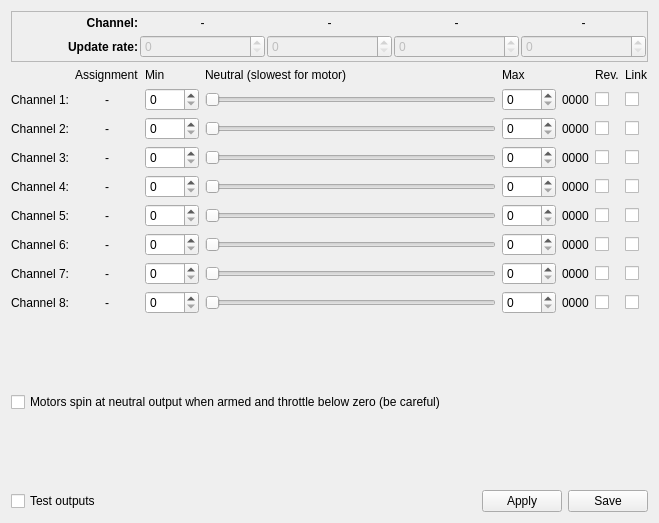
This is ground/openpilotgcs/src/plugins/config/output.ui in openpilot/OpenPilot as Qt 5 draws it before an edit. The edited form follows.
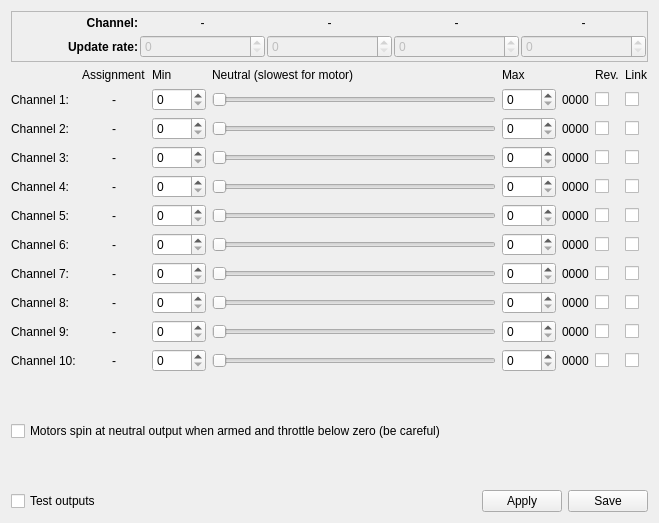
This is the edited form. Icons and pictures are not drawn.

Commit message: Make the UI support 10 output channels

Diff of the .ui file:
```diff
--- a/ground/openpilotgcs/src/plugins/config/output.ui
+++ b/ground/openpilotgcs/src/plugins/config/output.ui
@@ -970,6 +970,172 @@
        </property>
       </widget>
      </item>
+     <item row="9" column="0">
+      <widget class="QLabel" name="actuator8Label">
+       <property name="text">
+        <string>Channel 9:</string>
+       </property>
+      </widget>
+     </item>
+     <item row="10" column="0">
+      <widget class="QLabel" name="actuator9Label">
+       <property name="text">
+        <string>Channel 10:</string>
+       </property>
+      </widget>
+     </item>
+     <item row="9" column="1">
+      <widget class="QLabel" name="ch8Output">
+       <property name="font">
+        <font>
+         <pointsize>9</pointsize>
+        </font>
+       </property>
+       <property name="text">
+        <string>-</string>
+       </property>
+       <property name="alignment">
+        <set>Qt::AlignCenter</set>
+       </property>
+      </widget>
+     </item>
+     <item row="10" column="1">
+      <widget class="QLabel" name="ch9Output">
+       <property name="font">
+        <font>
+         <pointsize>9</pointsize>
+        </font>
+       </property>
+       <property name="text">
+        <string>-</string>
+       </property>
+       <property name="alignment">
+        <set>Qt::AlignCenter</set>
+       </property>
+      </widget>
+     </item>
+     <item row="9" column="2">
+      <widget class="QSpinBox" name="ch8OutMin">
+       <property name="maximum">
+        <number>9999</number>
+       </property>
+      </widget>
+     </item>
+     <item row="10" column="2">
+      <widget class="QSpinBox" name="ch9OutMin">
+       <property name="maximum">
+        <number>9999</number>
+       </property>
+      </widget>
+     </item>
+     <item row="9" column="3">
+      <widget class="QSlider" name="ch8OutSlider">
+       <property name="maximum">
+        <number>9999</number>
+       </property>
+       <property name="orientation">
+        <enum>Qt::Horizontal</enum>
+       </property>
+      </widget>
+     </item>
+     <item row="10" column="3">
+      <widget class="QSlider" name="ch9OutSlider">
+       <property name="maximum">
+        <number>9999</number>
+       </property>
+       <property name="orientation">
+        <enum>Qt::Horizontal</enum>
+       </property>
+      </widget>
+     </item>
+     <item row="9" column="4">
+      <widget class="QSpinBox" name="ch8OutMax">
+       <property name="maximum">
+        <number>9999</number>
+       </property>
+      </widget>
+     </item>
+     <item row="10" column="4">
+      <widget class="QSpinBox" name="ch9OutMax">
+       <property name="maximum">
+        <number>9999</number>
+       </property>
+      </widget>
+     </item>
+     <item row="9" column="5">
+      <widget class="QLabel" name="ch8OutValue">
+       <property name="text">
+        <string>0000</string>
+       </property>
+      </widget>
+     </item>
+     <item row="10" column="5">
+      <widget class="QLabel" name="ch9OutValue">
+       <property name="text">
+        <string>0000</string>
+       </property>
+      </widget>
+     </item>
+     <item row="9" column="6">
+      <widget class="QCheckBox" name="ch8Rev">
+       <property name="font">
+        <font>
+         <family>FreeSans</family>
+         <pointsize>8</pointsize>
+        </font>
+       </property>
+       <property name="toolTip">
+        <string>&lt;!DOCTYPE HTML PUBLIC &quot;-//W3C//DTD HTML 4.0//EN&quot; &quot;http://www.w3.org/TR/REC-html40/strict.dtd&quot;&gt;
+&lt;html&gt;&lt;head&gt;&lt;meta name=&quot;qrichtext&quot; content=&quot;1&quot; /&gt;&lt;style type=&quot;text/css&quot;&gt;
+p, li { white-space: pre-wrap; }
+&lt;/style&gt;&lt;/head&gt;&lt;body style=&quot; font-family:'FreeSans'; font-size:8pt; font-weight:400; font-style:normal;&quot;&gt;
+&lt;p style=&quot; margin-top:0px; margin-bottom:0px; margin-left:0px; margin-right:0px; -qt-block-indent:0; text-indent:0px;&quot;&gt;Check to invert the channel.&lt;/p&gt;&lt;/body&gt;&lt;/html&gt;</string>
+       </property>
+       <property name="text">
+        <string/>
+       </property>
+      </widget>
+     </item>
+     <item row="10" column="6">
+      <widget class="QCheckBox" name="ch9Rev">
+       <property name="font">
+        <font>
+         <family>FreeSans</family>
+         <pointsize>8</pointsize>
+        </font>
+       </property>
+       <property name="toolTip">
+        <string>&lt;!DOCTYPE HTML PUBLIC &quot;-//W3C//DTD HTML 4.0//EN&quot; &quot;http://www.w3.org/TR/REC-html40/strict.dtd&quot;&gt;
+&lt;html&gt;&lt;head&gt;&lt;meta name=&quot;qrichtext&quot; content=&quot;1&quot; /&gt;&lt;style type=&quot;text/css&quot;&gt;
+p, li { white-space: pre-wrap; }
+&lt;/style&gt;&lt;/head&gt;&lt;body style=&quot; font-family:'FreeSans'; font-size:8pt; font-weight:400; font-style:normal;&quot;&gt;
+&lt;p style=&quot; margin-top:0px; margin-bottom:0px; margin-left:0px; margin-right:0px; -qt-block-indent:0; text-indent:0px;&quot;&gt;Check to invert the channel.&lt;/p&gt;&lt;/body&gt;&lt;/html&gt;</string>
+       </property>
+       <property name="text">
+        <string/>
+       </property>
+      </widget>
+     </item>
+     <item row="9" column="7">
+      <widget class="QCheckBox" name="ch8Link">
+       <property name="toolTip">
+        <string>Only used with Test Output mode</string>
+       </property>
+       <property name="text">
+        <string/>
+       </property>
+      </widget>
+     </item>
+     <item row="10" column="7">
+      <widget class="QCheckBox" name="ch9Link">
+       <property name="toolTip">
+        <string>Only used with Test Output mode</string>
+       </property>
+       <property name="text">
+        <string/>
+       </property>
+      </widget>
+     </item>
     </layout>
    </item>
    <item>
```
The commit also changes 5 other files.
